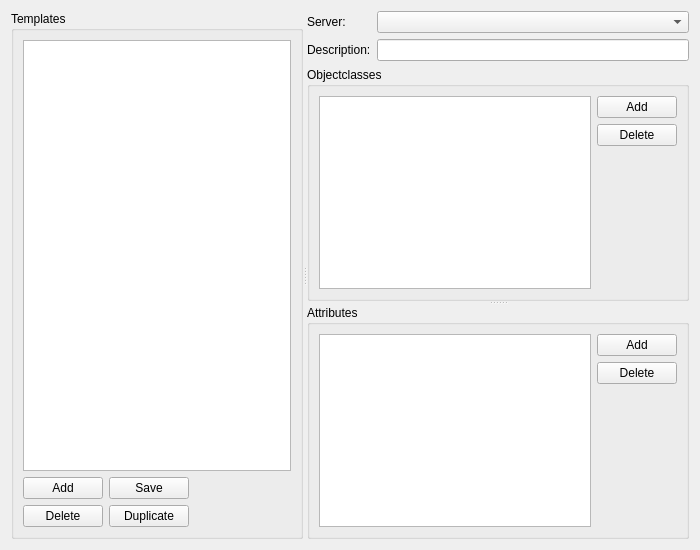
Before: the Qt Designer form resources/forms/plugins/template/TemplateWidgetDesign.ui in einaru/luma, drawn with Qt 5.
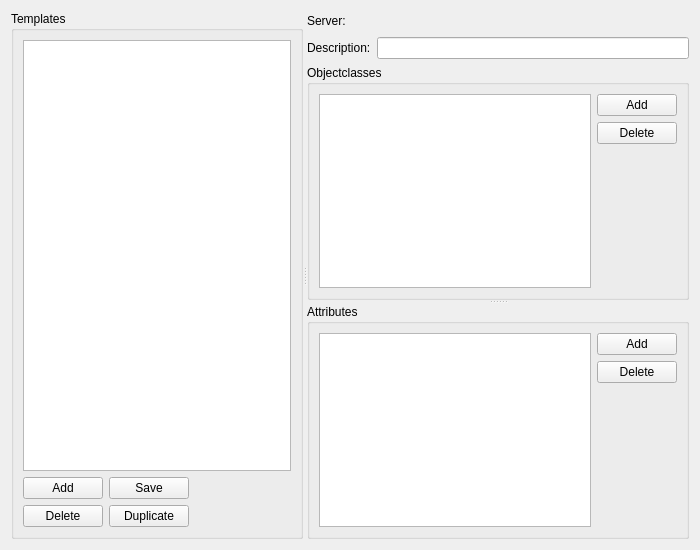
After: the same form once the commit is applied.

The edit to the form file:
```diff
--- a/resources/forms/plugins/template/TemplateWidgetDesign.ui
+++ b/resources/forms/plugins/template/TemplateWidgetDesign.ui
@@ -114,6 +114,12 @@
       <layout class="QGridLayout" name="gridLayout_2">
        <item row="0" column="0">
         <widget class="QLabel" name="labelServer">
+         <property name="minimumSize">
+          <size>
+           <width>0</width>
+           <height>20</height>
+          </size>
+         </property>
          <property name="text">
           <string>Server:</string>
          </property>
@@ -212,7 +218,23 @@
         </widget>
        </item>
        <item row="0" column="1">
-        <widget class="QComboBox" name="comboBoxServer"/>
+        <widget class="QLabel" name="labelServerName">
+         <property name="sizePolicy">
+          <sizepolicy hsizetype="Preferred" vsizetype="Preferred">
+           <horstretch>0</horstretch>
+           <verstretch>0</verstretch>
+          </sizepolicy>
+         </property>
+         <property name="minimumSize">
+          <size>
+           <width>0</width>
+           <height>20</height>
+          </size>
+         </property>
+         <property name="text">
+          <string/>
+         </property>
+        </widget>
        </item>
       </layout>
      </widget>
```
Left out of the diff: 18 changed lines with no effect on the pictures.
